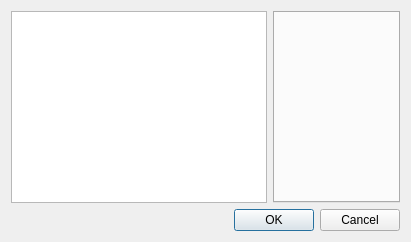
This is src/citra_qt/configuration/configure.ui in diegolix29/AzaharTrigger as Qt 5 draws it before an edit. The edited form follows.
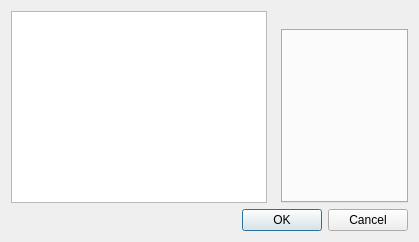
This is the edited form.

```diff
--- a/src/citra_qt/configuration/configure.ui
+++ b/src/citra_qt/configuration/configure.ui
@@ -17,6 +17,17 @@
         <number>150</number>
        </property>
       </widget>
+     </item>
+     <item>
+      <layout class="QVBoxLayout" name="pageLayout">
+       <property name="spacing">
+        <number>4</number>
+       </property>
+       <property name="leftMargin">
+        <number>8</number>
+       </property>
+       <item>
+        <widget class="QLabel" name="pageTitle"/>
      </item>
      <item>
       <widget class="QTabWidget" name="tabWidget">
@@ -24,6 +35,8 @@
         <number>-1</number>
        </property>
       </widget>
+       </item>
+      </layout>
      </item>
     </layout>
    </item>
```
Left out of the diff: 4 changed lines with no effect on the pictures. Lines whose indentation alone changed are shown as unchanged.
